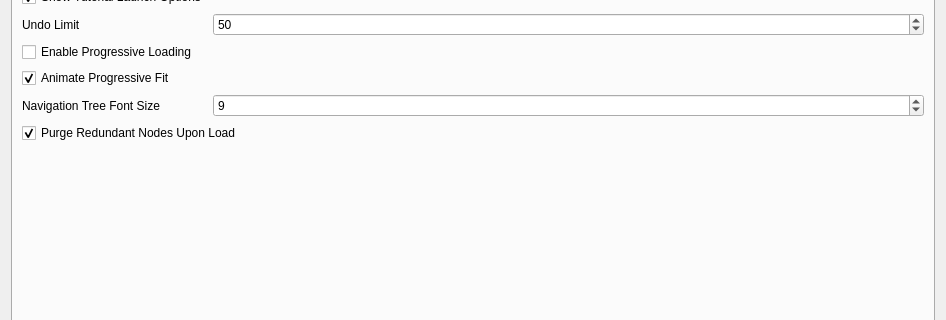
First picture: the form in ui/App/SettingsDialog.ui, repository sharjith/ModelViewer-Qt, before the edit; both pictures show x 0 to 946 and y 193 to 513 of the 946 by 664 pixel window.
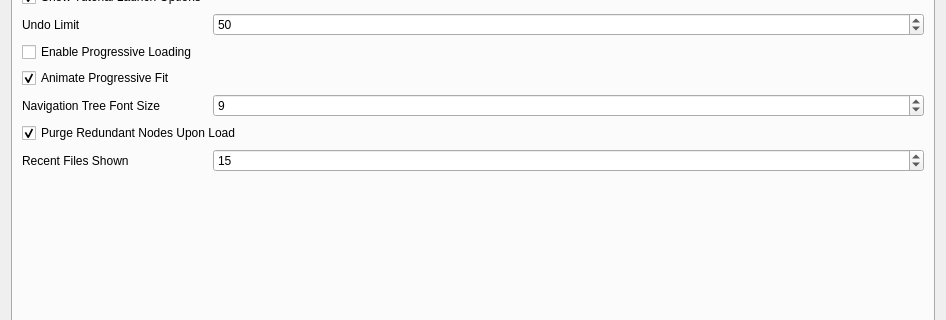
Second picture: the form after the edit.

Commit message: Recent files: one configurable count for File > Recent and the Start Page

```diff
--- a/ui/App/SettingsDialog.ui
+++ b/ui/App/SettingsDialog.ui
@@ -304,6 +304,29 @@
            </property>
           </widget>
          </item>
+         <item row="12" column="0">
+          <widget class="QLabel" name="labelRecentFilesLimit">
+           <property name="text">
+            <string>Recent Files Shown</string>
+           </property>
+          </widget>
+         </item>
+         <item row="12" column="1">
+          <widget class="QSpinBox" name="spinBoxRecentFilesLimit">
+           <property name="toolTip">
+            <string>How many recently opened files are listed in File &gt; Recent and on the Start Page</string>
+           </property>
+           <property name="minimum">
+            <number>1</number>
+           </property>
+           <property name="maximum">
+            <number>30</number>
+           </property>
+           <property name="value">
+            <number>15</number>
+           </property>
+          </widget>
+         </item>
          <item row="10" column="0">
           <widget class="QLabel" name="labelNavigationTreeFontSize">
            <property name="text">
```
The commit also changes 10 other files.
